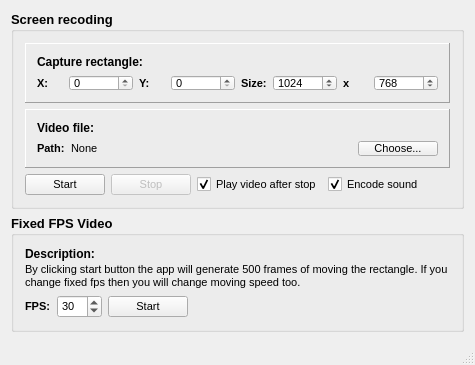
Qt form examples/EncoderExample/mainwindow.ui (kibsoft/QtMEL) before a commit.
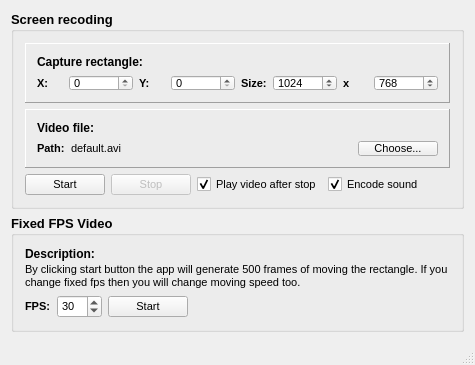
The same form after that commit.

Commit message: 1)drawClick break in two subfunctions 2)QTime->QElapsedTimer 3)m_rightClickTimer = QTime();  ->  m_rightClickTimer.restart(); 4)fpsLeftClickFrames to 0.01

What changed in the file:
```diff
--- a/examples/EncoderExample/mainwindow.ui
+++ b/examples/EncoderExample/mainwindow.ui
@@ -248,7 +248,7 @@
                  <string/>
                 </property>
                 <property name="text">
-                 <string>None</string>
+                 <string>default.avi</string>
                 </property>
                </widget>
               </item>
```
The commit also changes 2 other files.
